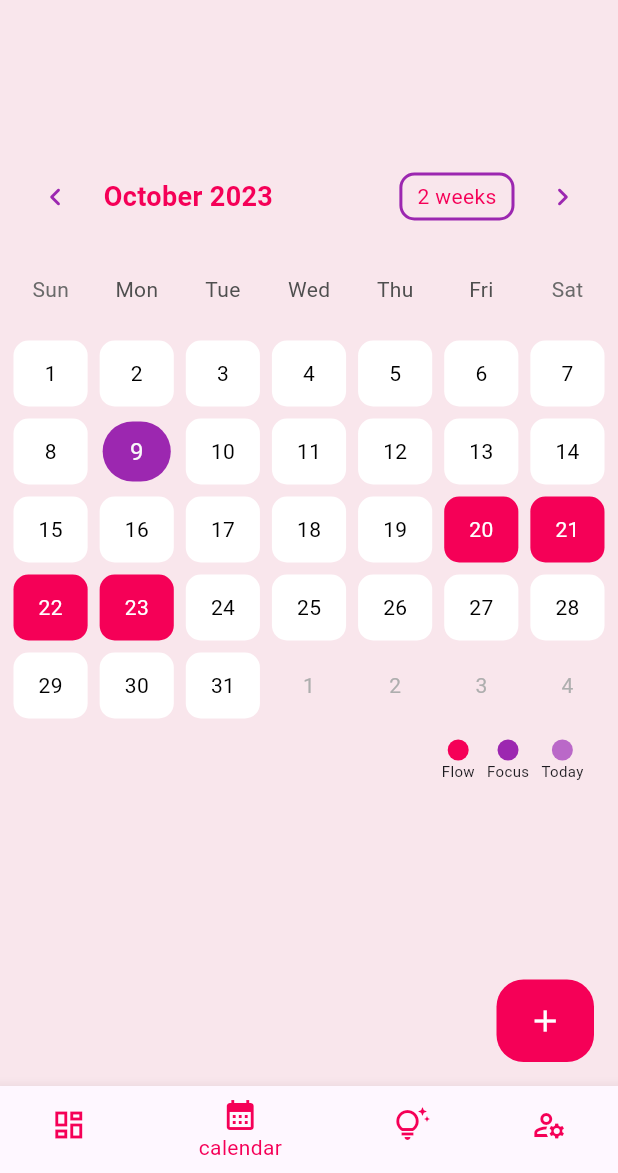
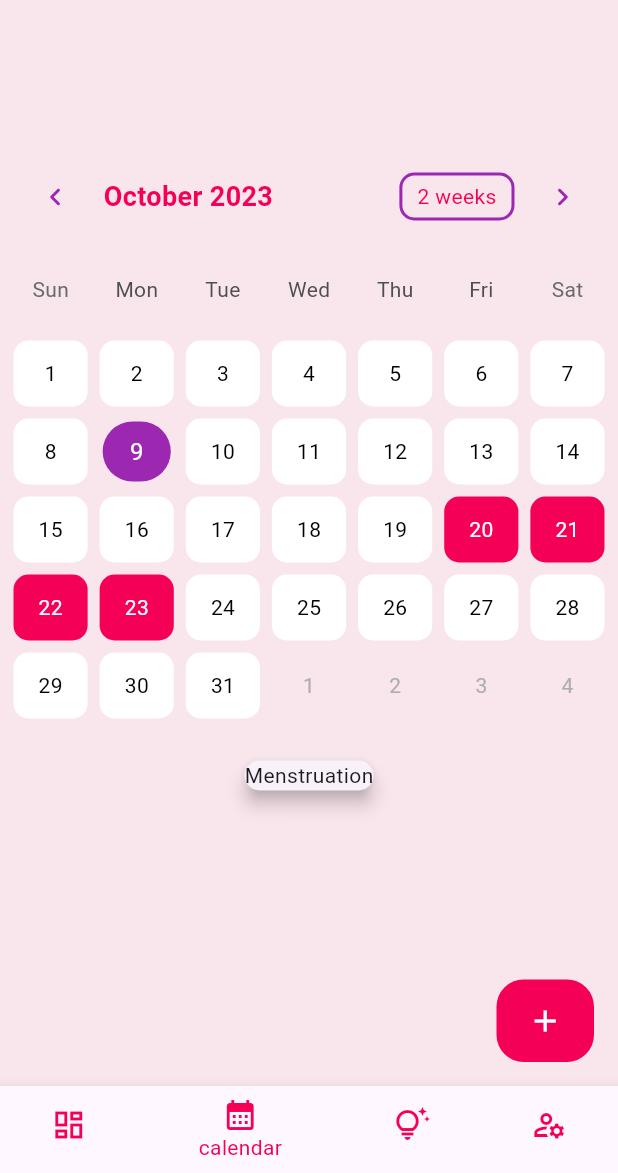
Before and after one commit to aanish37/Stritva, a Flutter app: the screen it shows after launch, item 2 of the bottom bar chosen, on a phone screen of 412 x 824 dp, the part 63-1236 px from its top. Run offline on Flutter 3.47's test engine with Material 2 defaults, Android fonts, the phone set to English and light mode, and no system bars; drawn by our look-alikes of table_calendar; Roboto replaces fonts that are missing (Ubuntu); project files that could hold a hidden picture were left out.

Commit message:
data manipulation and logic building to show each day

```diff
--- /dev/null
+++ b/lib/model/logic.dart
@@ -0,0 +1,59 @@
+DateTime periodStartDate = DateTime.now();
+int periodLength = 4;
+int cycleLength = 28;
+
+Map<String, String> calculateMenstrualPhase(DateTime date) {
+  // Calculate the day within the cycle
+  int dayInCycle = date.difference(periodStartDate).inDays + 1;
+
+  // Calculate the day until the next period starts
+  int daysUntilNextPeriod = cycleLength - (dayInCycle % cycleLength);
+
+  // Initialize pregnancyChance with a default value
+  String pregnancyChance = "Low";
+
+  // Determine the phase based on the day in the cycle
+  String phase;
+  if (dayInCycle <= periodLength) {
+    phase = "Menstruation";
+  } else if (dayInCycle <= cycleLength) {
+    phase = "Follicular Phase";
+  } else {
+    int lutealPhaseDay = dayInCycle - cycleLength;
+    if (lutealPhaseDay <= 5) {
+      phase = "Early Luteal Phase";
+    } else if (lutealPhaseDay <= 10) {
+      phase = "Mid Luteal Phase";
+    } else {
+      phase = "Late Luteal Phase";
+    }
+
+    // Update pregnancyChance based on the phase
+    if (phase == "Menstruation") {
+      pregnancyChance = "Low";
+    } else if (phase == "Follicular Phase") {
+      pregnancyChance = "Low";
+    } else if (phase == "Early Luteal Phase") {
+      pregnancyChance = "Low";
+    } else if (phase == "Mid Luteal Phase") {
+      pregnancyChance = "Medium";
+    } else if (phase == "Late Luteal Phase") {
+      pregnancyChance = "High";
+    }
+  }
+
+  // Determine the ovulation phase type
+  String ovulationPhaseType;
+  if (dayInCycle == (cycleLength - periodLength + 1)) {
+    ovulationPhaseType = "Ovulation";
+  } else {
+    ovulationPhaseType = "Not Ovulation";
+  }
+
+  return {
+    "phase": phase,
+    "pregnancyChance": pregnancyChance,
+    "daysUntilNextPeriod": daysUntilNextPeriod.toString(),
+    "ovulationPhaseType": ovulationPhaseType
+  };
+}
--- a/lib/model/note_data.dart
+++ b/lib/model/note_data.dart
@@ -14,8 +14,6 @@ class NoteData with ChangeNotifier {
   void addEmoji(Emoji emoji) {
     _emoji.removeWhere((element) => element.day == emoji.day);
 
-    print(emoji.emoji);
-    print('hello');
 
     _emoji.add(emoji);
     notifyListeners();
--- a/lib/widget/note_widget.dart
+++ b/lib/widget/note_widget.dart
@@ -1,21 +1,22 @@
-
 import 'package:flutter/material.dart';
+import 'package:flutter/rendering.dart';
 import 'package:provider/provider.dart';
 import 'package:stritva/constant.dart';
 import '../model/note.dart';
 import '../model/emoji.dart' as em;
 import '../model/note_data.dart';
+import '../model/logic.dart';
 
 class NoteWidget extends StatelessWidget {
-  DateTime _selectedDay;
-  NoteWidget(this._selectedDay);
+  final DateTime _focusedDay;
+  NoteWidget(this._focusedDay);
 
   @override
   Widget build(BuildContext context) {
     return Consumer<NoteData>(builder: (context, noteData, child) {
       List<Note> notesForDay = [];
       noteData.notes.forEach((note) {
-        if (note.dateTime.day == _selectedDay.day) {
+        if (note.dateTime.day == _focusedDay.day) {
           notesForDay.add(note);
         }
       });
@@ -23,15 +24,20 @@ class NoteWidget extends StatelessWidget {
       List<em.Emoji> emojiForDay = [];
       print(noteData.emoji.length);
 
-      noteData.emoji.forEach((emoji) {
-        if (emoji.day.day == _selectedDay.day) {
-          emojiForDay.add(emoji);
-        }
-      });
+      emojiForDay = noteData.emoji.where((emoji) {
+        return emoji.day.day == _focusedDay.day;
+      }).toList();
+
+      String? phaseOfDay = calculateMenstrualPhase(_focusedDay)['phase'];
+      String? pregnancyChanceOfDay =
+          calculateMenstrualPhase(_focusedDay)['pregnancyChance'];
 
       return Column(
+        mainAxisAlignment: MainAxisAlignment.start,
         children: [
-          Row(
+          SingleChildScrollView(
+            scrollDirection: Axis.horizontal,
+            child: Row(
               mainAxisAlignment: MainAxisAlignment.spaceBetween,
               children: [
                 emojiForDay.length == 0
@@ -44,7 +50,6 @@ class NoteWidget extends StatelessWidget {
                           elevation: 4, // Add elevation for a card-like effect
                           shape: RoundedRectangleBorder(
                             borderRadius: BorderRadius.circular(12.0),
-                          side: BorderSide(color: borderColor, width: 1),
                           ),
                           child: Row(
                             mainAxisAlignment: MainAxisAlignment.center,
@@ -70,85 +75,105 @@ class NoteWidget extends StatelessWidget {
                         ),
                       ),
                 Container(
-                child: Row(
-                  children: [
-                    SizedBox(
-                      width: 5,
+                  constraints: BoxConstraints(
+                    maxWidth: 200, // Set the maximum width
+                    minWidth: 100, // Set the minimum width
                   ),
-                    representColor(buttonColor!, 'Flow'),
-                    SizedBox(width: 8),
-                    representColor(borderColor, 'Focus'),
-                    SizedBox(width: 8),
-                    representColor(borderColorLight, 'Today'),
-                    SizedBox(width: 8)
+                  margin: EdgeInsets.all(0),
+                  padding: EdgeInsets.all(10),
+                  //decorate this container
+
+                  child: Card(elevation: 5, child: Text(phaseOfDay!)),
+                ),
               ],
             ),
           ),
-            ],
-          ),
           notesForDay.isEmpty
               ? Container(
-                  margin: EdgeInsets.all(30),
+                  margin: EdgeInsets.only(top: 20),
                   child: Text(
                     '',
                     style: TextStyle(
                         fontWeight: FontWeight.w300,
                         fontSize: 16,
-                        fontFamily: 'Montserrat'),
+                        fontFamily: 'Ubuntu'),
                   ))
-              : Expanded(
+              : Flexible(
+                  child: SizedBox(
+                    width: MediaQuery.of(context).size.width *
+                        1, // Specify the desired height here
                     child: ListView.builder(
                       itemCount: notesForDay.length,
                       itemBuilder: (context, index) {
                         return Container(
+                          height: 60,
+                          padding: const EdgeInsets.symmetric(
+                            horizontal:
+                                5.0, // Adjust the horizontal padding as needed
+                            vertical:
+                                0.0, // Adjust the vertical padding as needed
+                          ),
                           margin: const EdgeInsets.symmetric(
-                            horizontal: 12.0,
-                            vertical: 4.0,
+                            horizontal: 2.0,
+                            vertical: 1.0,
                           ),
                           decoration: BoxDecoration(
-                            border: Border.all(color: borderColor, width: 2),
+                            border:
+                                Border.all(color: borderColorLight, width: 1),
                             borderRadius: BorderRadius.circular(12.0),
                           ),
                           child: ListTile(
                             visualDensity:
-                                  VisualDensity(vertical: 4), //<-- SEE HERE
+                                VisualDensity(vertical: 1), // Adjust as needed
                             leading: CircleAvatar(
-                                backgroundColor: borderColor,
+                              radius: 13,
+                              backgroundColor: borderColorLight,
                               child: Text(
                                 (index + 1).toString(),
-                                  style: const TextStyle(color: Colors.white),
+                                style: const TextStyle(
+                                  color: Color.fromARGB(255, 247, 233, 233),
+                                  fontSize: 12,
+                                ),
                               ),
                             ),
                             trailing: IconButton(
                               icon: Icon(
                                 Icons.delete,
-                                  color: borderColor,
+                                color: borderColorLight,
+                                size: 25,
                               ),
                               onPressed: () {
                                 notesForDay.remove(notesForDay[index]);
                                 noteData.removeItem(noteData.notes[index]);
-                                  ScaffoldMessenger.of(context)
-                                      .showSnackBar(SnackBar(
+                                ScaffoldMessenger.of(context).showSnackBar(
+                                  SnackBar(
                                     content: Text('Deleted Notes!!'),
-                                    backgroundColor:
-                                        const Color.fromARGB(255, 240, 41, 41),
-                                  ));
+                                    duration: Duration(seconds: 2),
+                                  ),
+                                );
                               },
                             ),
                             onLongPress: () {
                               notesForDay.remove(notesForDay[index]);
                               noteData.removeItem(noteData.notes[index]);
                               ScaffoldMessenger.of(context).showSnackBar(
-                                    SnackBar(content: Text('Deleted Notes!!')));
+                                SnackBar(
+                                  content: Text('Deleted Notes!!'),
+                                  duration: Duration(seconds: 2),
+                                ),
+                              );
                             },
                             selectedColor: buttonColor,
                             title: Text(
                               notesForDay[index].note,
                               style: TextStyle(color: Colors.black),
                             ),
-                              titleAlignment: ListTileTitleAlignment.threeLine),
+                            titleAlignment: ListTileTitleAlignment.center,
+                          ),
                         );
-                      }),
+                      },
+                    ),
+                  ),
                 ),
         ],
       );
@@ -170,3 +195,24 @@ class NoteWidget extends StatelessWidget {
     );
   }
 }
+
+
+
+//code to show the phase of day and pregnancy chance of day
+//  // Card(
+                //   elevation: 5,
+                //   shape: RoundedRectangleBorder(
+                //     borderRadius: BorderRadius.circular(12.0),
+                //     side: BorderSide(color: borderColor, width: 1),
+                //   ),
+                //   child: Column(
+                //     children: [
+                //       Text(phaseOfDay!),
+                //       Text(pregnancyChanceOfDay!),
+                //     ],
+                //   ),
+                // ),
+
+
+
+                ///code for indicating different phases
```
Lines whose indentation alone changed are shown as unchanged.
